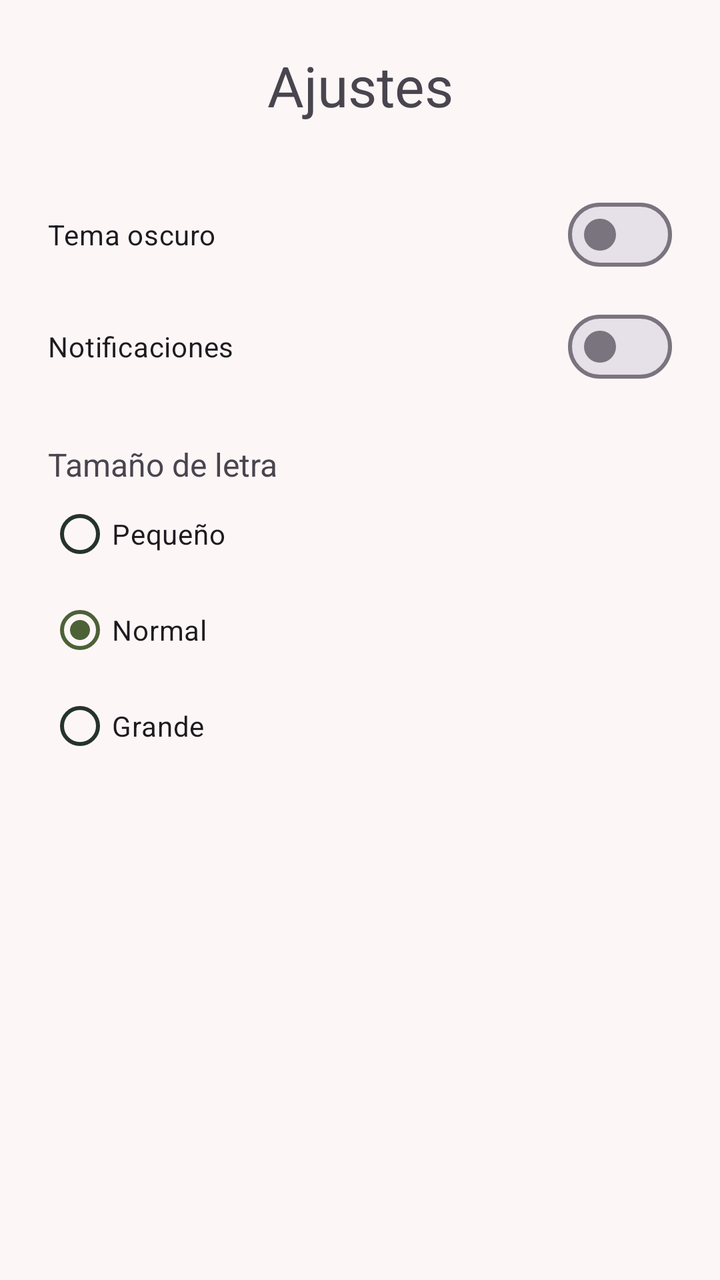
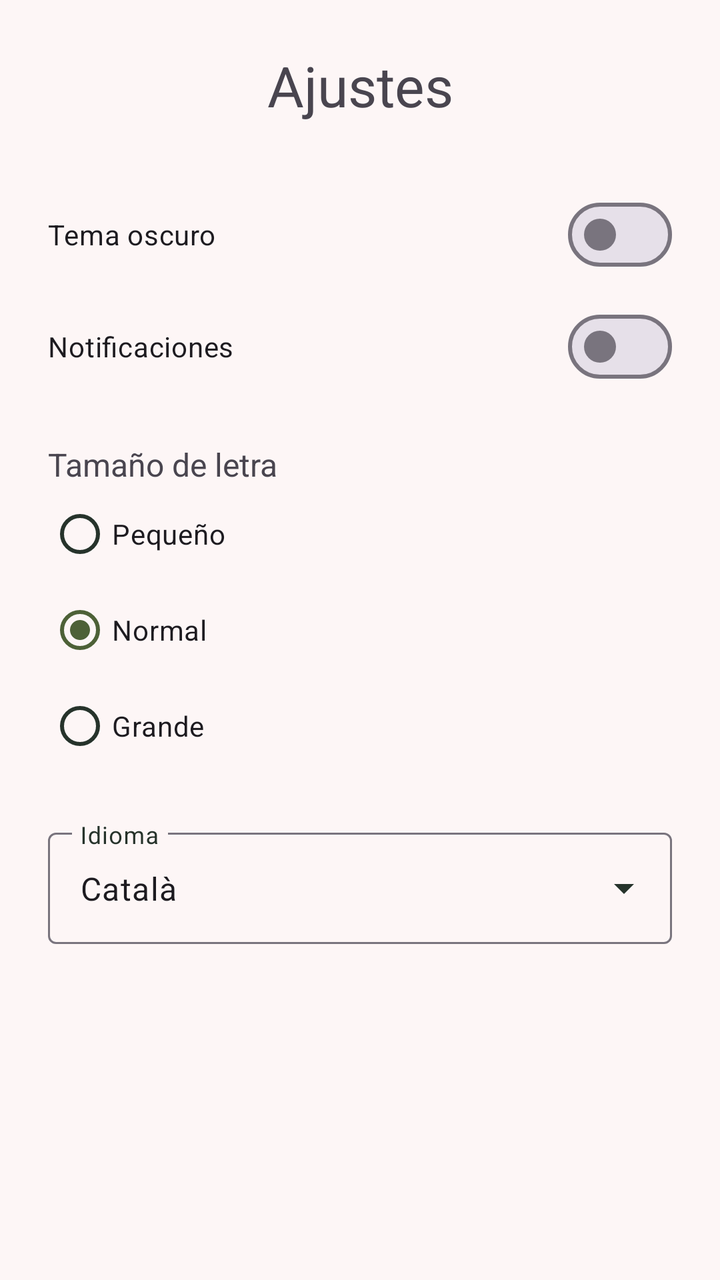

Before-and-after screenshots of an Android layout around one commit, followed by the original layout XML and the change that was made.
<!-- AndroidManifest.xml: application theme Theme.MyApplication -->
<!-- res/layout/activity_preferences.xml -->
<?xml version="1.0" encoding="utf-8"?>
<LinearLayout xmlns:android="http://schemas.android.com/apk/res/android"
    xmlns:app="http://schemas.android.com/apk/res-auto"
    xmlns:tools="http://schemas.android.com/tools"
    android:orientation="vertical"
    android:id="@+id/preferences"
    android:layout_width="match_parent"
    android:layout_height="match_parent"
    tools:context=".PreferencesActivity"
    android:padding="24dp">


    <TextView
        android:layout_width="match_parent"
        android:layout_height="wrap_content"
        android:layout_marginBottom="32dp"
        android:text="@string/title_settings"
        android:textSize="28sp"
        android:gravity="center"/>

    <com.google.android.material.materialswitch.MaterialSwitch
        android:id="@+id/darkThemeSwitch"
        android:layout_width="match_parent"
        android:layout_height="wrap_content"
        android:text="@string/dark_theme"
        android:minHeight="48dp"
        android:layout_marginBottom="8dp"/>

    <com.google.android.material.materialswitch.MaterialSwitch
        android:id="@+id/notificacionsSwitch"
        android:layout_width="match_parent"
        android:layout_height="wrap_content"
        android:text="@string/notificacions"
        android:minHeight="48dp"
        android:layout_marginBottom="8dp"/>

    <TextView
        android:layout_width="match_parent"
        android:layout_height="wrap_content"
        android:text="@string/font_size"
        android:textSize="16sp"
        android:layout_marginTop="16dp"/>

    <RadioGroup
        android:id="@+id/fontSizeGroup"
        android:layout_width="match_parent"
        android:layout_height="wrap_content"
        android:orientation="vertical"
        android:layout_marginBottom="8dp"
    >

        <RadioButton
            android:id="@+id/fontSmall"
            android:layout_width="match_parent"
            android:layout_height="wrap_content"
            android:text="@string/font_small"
            android:minHeight="48dp"/>

        <RadioButton
            android:id="@+id/fontNormal"
            android:layout_width="match_parent"
            android:layout_height="wrap_content"
            android:text="@string/font_normal"
            android:minHeight="48dp"
            android:checked="true"/>

        <RadioButton
            android:id="@+id/fontLarge"
            android:layout_width="match_parent"
            android:layout_height="wrap_content"
            android:text="@string/font_large"
            android:minHeight="48dp"/>
    </RadioGroup>






</LinearLayout>
<!-- resources referenced by this layout -->
<resources>
  <string name="dark_theme">Tema oscuro</string>
  <string name="font_large">Grande</string>
  <string name="font_normal">Normal</string>
  <string name="font_size">Tamaño de letra</string>
  <string name="font_small">Pequeño</string>
  <string name="notificacions">Notificaciones</string>
  <string name="title_settings">Ajustes</string>
  <style name="Theme.MyApplication" parent="Base.Theme.MyApplication" />
  <style name="Base.Theme.MyApplication" parent="Theme.Material3.DayNight.NoActionBar">
          <item name="colorPrimary">@color/main_color</item>
          <item name="colorOnPrimary">@color/white</item>
          <item name="colorSecondary">@color/secondary_color</item>
          <item name="colorOnSecondary">@color/black</item>
          <item name="android:colorBackground">@color/background_color</item>
          <item name="colorOnBackground">@color/text</item>
          <item name="colorOnSurfaceVariant">@color/text</item>
  
      </style>
  <color name="main_color">#4D6137</color>
  <color name="white">#FFFFFFFF</color>
  <color name="secondary_color">#83A46D</color>
  <color name="black">#FF000000</color>
  <color name="background_color">#FDF6F6</color>
  <color name="text">#26332B</color>
</resources>

<!-- the commit's change to res/layout/activity_preferences.xml (unified diff, before → after) -->
@@ -72,6 +72,23 @@
             android:minHeight="48dp"/>
     </RadioGroup>
 
+    <com.google.android.material.textfield.TextInputLayout
+        android:layout_width="match_parent"
+        android:layout_height="wrap_content"
+        style="@style/Widget.Material3.TextInputLayout.OutlinedBox.ExposedDropdownMenu"
+        android:hint="@string/language"
+        android:layout_marginTop="16dp">
+
+        <com.google.android.material.textfield.MaterialAutoCompleteTextView
+            android:id="@+id/languageDropdown"
+            android:layout_width="match_parent"
+            android:layout_height="wrap_content"
+            android:inputType="none"
+            app:simpleItems="@array/languages"
+            android:text="@string/language_default"
+            />
+
+    </com.google.android.material.textfield.TextInputLayout>
 
 
 
<!-- resource entries referenced after the edit -->
@@ -1,10 +1,13 @@
 <!-- resources referenced by this layout -->
 <resources>
+  <string-array name="languages">Català, Castellano, English</string-array>
   <string name="dark_theme">Tema oscuro</string>
   <string name="font_large">Grande</string>
   <string name="font_normal">Normal</string>
   <string name="font_size">Tamaño de letra</string>
   <string name="font_small">Pequeño</string>
+  <string name="language">Idioma</string>
+  <string name="language_default">Català</string>
   <string name="notificacions">Notificaciones</string>
   <string name="title_settings">Ajustes</string>
   <style name="Theme.MyApplication" parent="Base.Theme.MyApplication" />
